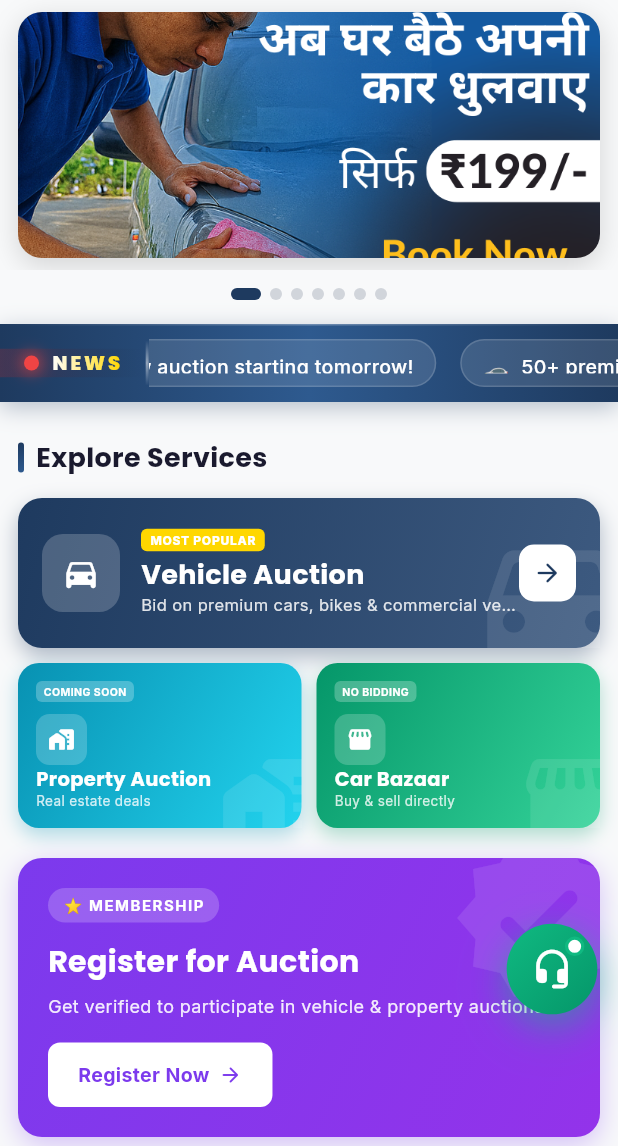
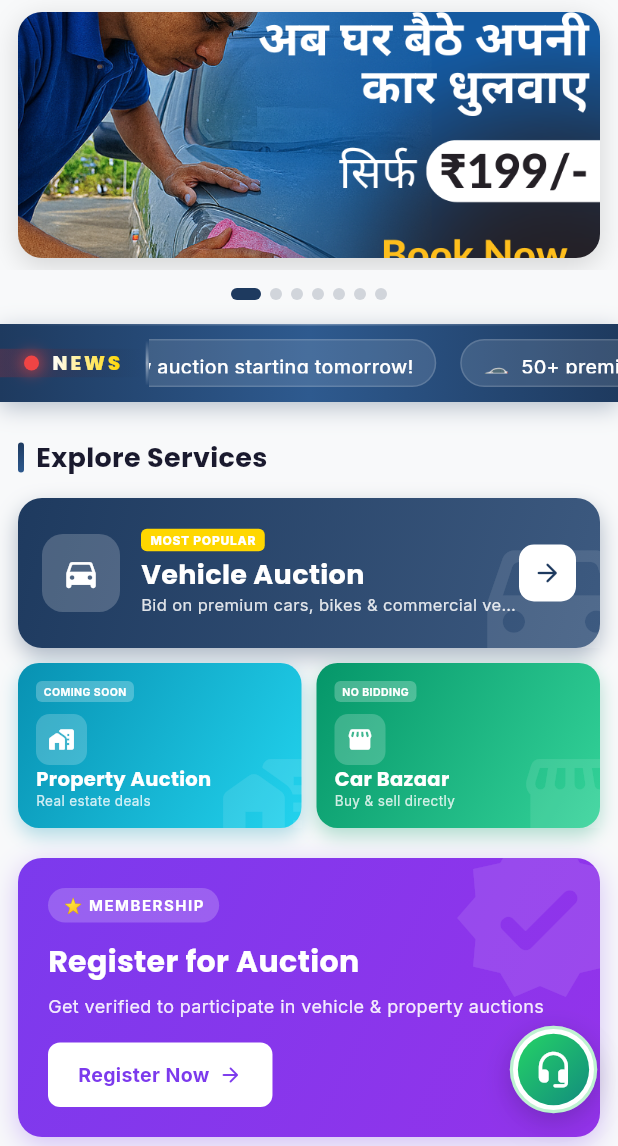
Before and after one commit to netsphereofficial-jpg/vehicle-duniya-app, a Flutter app: the _HomeView screen opened directly, on a phone screen of 412 x 824 dp, the part 90-1236 px from its top. Run offline on Flutter 3.47's test engine with Material 3 defaults, Android fonts, the phone set to English and light mode, and no system bars; our stand-ins replace cached_network_image, cloud_firestore, connectivity_plus, dartz, equatable, firebase_auth and 13 more; accounts and stored records are empty.

Commit message:
Update floating help button design and reduce bottom spacing
- Lower button position (bottom: 24px)
- WhatsApp green gradient color
- White outer ring with elevated shadow effect
- Inner gradient circle for premium look
- Reduce bottom spacing after Why Choose Us (100px → 24px)

🤖 Generated with [Claude Code](https://claude.com/claude-code)

Co-Authored-By: Claude Opus 4.5 <noreply@anthropic.com>

```diff
--- a/lib/features/home/presentation/pages/home_page.dart
+++ b/lib/features/home/presentation/pages/home_page.dart
@@ -167,7 +167,7 @@ class _HomeViewState extends State<_HomeView> with TickerProviderStateMixin {
                           // Why Choose Us
                           _buildWhyChooseUs(),
 
-                          const SizedBox(height: 100),
+                          const SizedBox(height: 24),
                         ],
                       ),
                     ),
@@ -1027,7 +1027,7 @@ class _HomeViewState extends State<_HomeView> with TickerProviderStateMixin {
   Widget _buildFloatingHelpButton() {
     return Positioned(
       right: 16,
-      bottom: 90, // Above bottom navigation
+      bottom: 24, // Just above bottom navigation
       child: AnimatedBuilder(
         animation: _helpButtonAnimation,
         builder: (context, child) {
@@ -1039,54 +1039,43 @@ class _HomeViewState extends State<_HomeView> with TickerProviderStateMixin {
         child: GestureDetector(
           onTap: () => _showHelpBottomSheet(context),
           child: Container(
-            width: 56,
-            height: 56,
+            width: 54,
+            height: 54,
             decoration: BoxDecoration(
-              gradient: const LinearGradient(
-                colors: [Color(0xFF10B981), Color(0xFF059669)],
-                begin: Alignment.topLeft,
-                end: Alignment.bottomRight,
-              ),
+              color: Colors.white,
               shape: BoxShape.circle,
+              border: Border.all(
+                color: const Color(0xFF25D366).withValues(alpha: 0.3),
+                width: 2,
+              ),
               boxShadow: [
                 BoxShadow(
-                  color: const Color(0xFF10B981).withValues(alpha: 0.4),
-                  blurRadius: 16,
-                  offset: const Offset(0, 6),
+                  color: Colors.black.withValues(alpha: 0.15),
+                  blurRadius: 12,
+                  offset: const Offset(0, 4),
                 ),
                 BoxShadow(
-                  color: const Color(0xFF10B981).withValues(alpha: 0.2),
-                  blurRadius: 30,
-                  offset: const Offset(0, 10),
+                  color: Colors.black.withValues(alpha: 0.05),
+                  blurRadius: 20,
+                  offset: const Offset(0, 8),
                 ),
               ],
             ),
-            child: Stack(
-              alignment: Alignment.center,
-              children: [
-                const Icon(
-                  Icons.headset_mic_rounded,
-                  color: Colors.white,
-                  size: 26,
-                ),
-                // Small notification dot
-                Positioned(
-                  top: 8,
-                  right: 8,
-                  child: Container(
-                    width: 12,
-                    height: 12,
-                    decoration: BoxDecoration(
-                      color: Colors.white,
-                      shape: BoxShape.circle,
-                      border: Border.all(
-                        color: const Color(0xFF10B981),
-                        width: 2,
-                      ),
-                    ),
-                  ),
-                ),
-              ],
+            child: Container(
+              margin: const EdgeInsets.all(3),
+              decoration: const BoxDecoration(
+                gradient: LinearGradient(
+                  colors: [Color(0xFF25D366), Color(0xFF128C7E)],
+                  begin: Alignment.topLeft,
+                  end: Alignment.bottomRight,
+                ),
+                shape: BoxShape.circle,
+              ),
+              child: const Icon(
+                Icons.headset_mic_rounded,
+                color: Colors.white,
+                size: 24,
+              ),
             ),
           ),
         ),
```
